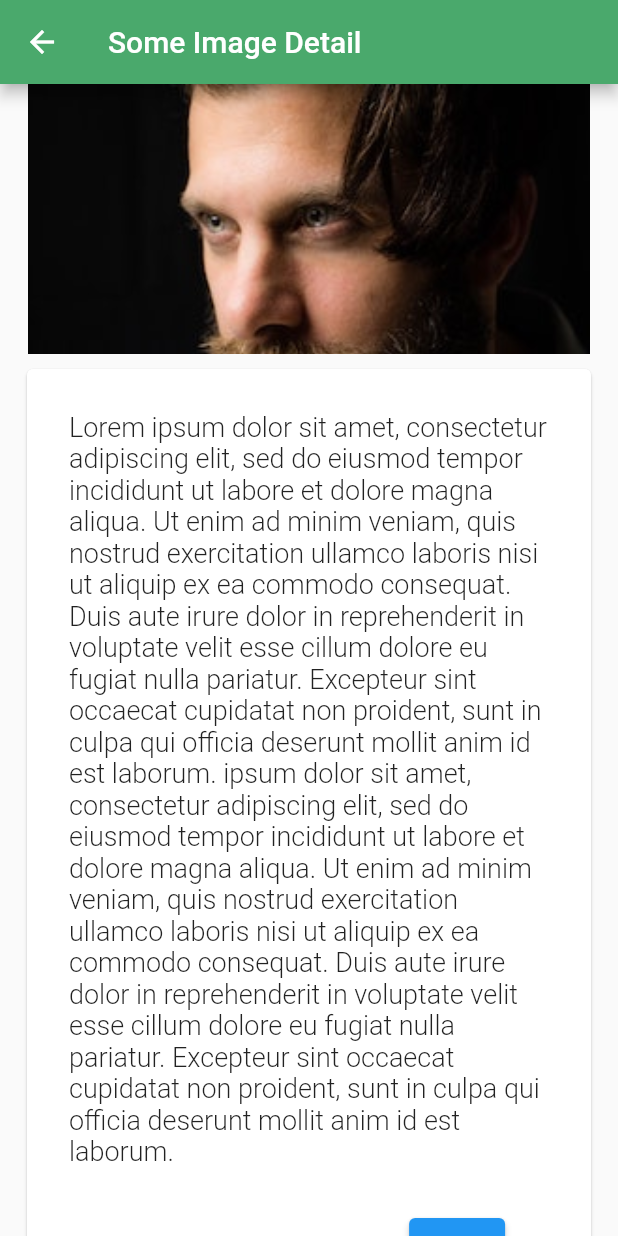
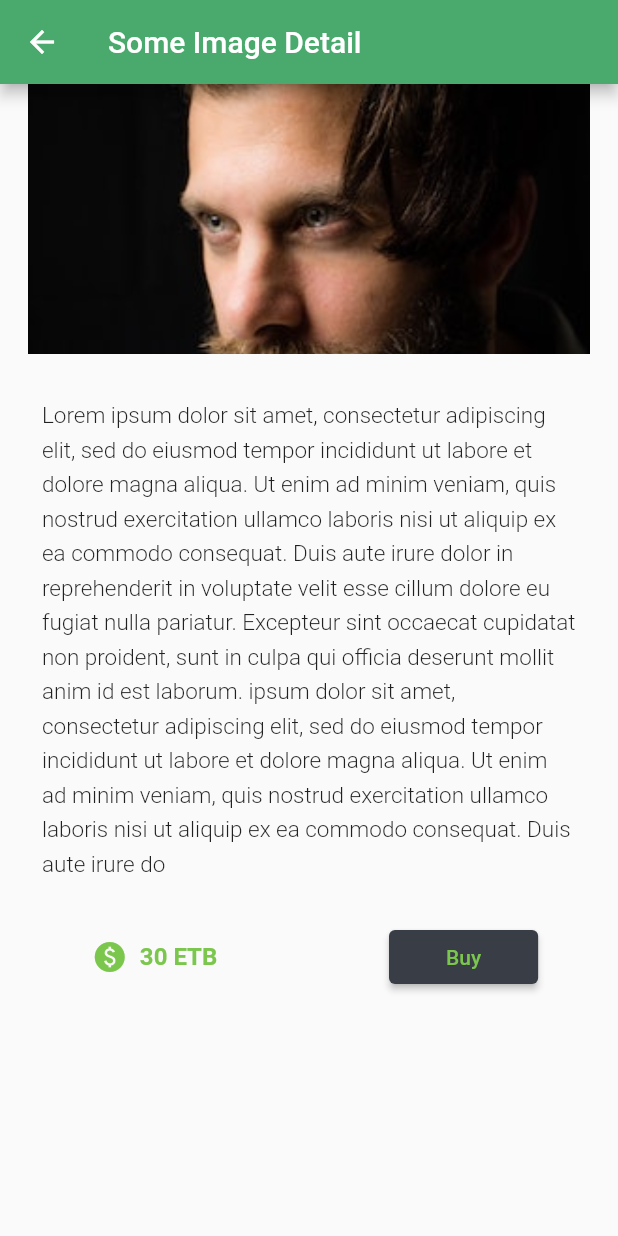
Before and after one commit to simreteabmekbib/flutter_app, a Flutter app: the Detail screen opened directly, on a phone screen of 412 x 824 dp. Run offline on Flutter 3.47's test engine with Material 2 defaults, Android fonts, the phone set to English and light mode, and no system bars; our stand-ins replace google_fonts.

Commit message:
Modify detail page style

```diff
--- a/lib/dafaults/detail.dart
+++ b/lib/dafaults/detail.dart
@@ -22,16 +22,15 @@ class Detail extends StatelessWidget {
                   height: 180,
                 ),
               ),
-              Card(
-                margin: EdgeInsets.fromLTRB(18, 10, 18, 10),
-                child: Column(
+              Column(
                 children: [
                   Padding(
                     padding: EdgeInsets.all(28.0),
                     child: Text(
-                        'Lorem ipsum dolor sit amet, consectetur adipiscing elit, sed do eiusmod tempor incididunt ut labore et dolore magna aliqua. Ut enim ad minim veniam, quis nostrud exercitation ullamco laboris nisi ut aliquip ex ea commodo consequat. Duis aute irure dolor in reprehenderit in voluptate velit esse cillum dolore eu fugiat nulla pariatur. Excepteur sint occaecat cupidatat non proident, sunt in culpa qui officia deserunt mollit anim id est laborum. ipsum dolor sit amet, consectetur adipiscing elit, sed do eiusmod tempor incididunt ut labore et dolore magna aliqua. Ut enim ad minim veniam, quis nostrud exercitation ullamco laboris nisi ut aliquip ex ea commodo consequat. Duis aute irure dolor in reprehenderit in voluptate velit esse cillum dolore eu fugiat nulla pariatur. Excepteur sint occaecat cupidatat non proident, sunt in culpa qui officia deserunt mollit anim id est laborum.',
+                      'Lorem ipsum dolor sit amet, consectetur adipiscing elit, sed do eiusmod tempor incididunt ut labore et dolore magna aliqua. Ut enim ad minim veniam, quis nostrud exercitation ullamco laboris nisi ut aliquip ex ea commodo consequat. Duis aute irure dolor in reprehenderit in voluptate velit esse cillum dolore eu fugiat nulla pariatur. Excepteur sint occaecat cupidatat non proident, sunt in culpa qui officia deserunt mollit anim id est laborum. ipsum dolor sit amet, consectetur adipiscing elit, sed do eiusmod tempor incididunt ut labore et dolore magna aliqua. Ut enim ad minim veniam, quis nostrud exercitation ullamco laboris nisi ut aliquip ex ea commodo consequat. Duis aute irure do',
                       style: TextStyle(
-                          fontSize: 18,
+                        height: 1.5,
+                        fontSize: 15,
                         fontWeight: FontWeight.w300,
                       ),
                     ),
@@ -41,20 +40,37 @@ class Detail extends StatelessWidget {
                     child: Row(
                       mainAxisAlignment: MainAxisAlignment.spaceAround,
                       children: [
-                          Text(
-                            'Price: 30 ETB'
+                        TextButton.icon(
+                          onPressed: () {},
+                          icon: Icon(Icons.paid),
+                          style: TextButton.styleFrom(
+                            primary: Color(0xff7BC74D),
+                          ),
+                          label: Text(
+                            '30 ETB',
+                            style: TextStyle(
+                              fontSize: 16,
+                              fontWeight: FontWeight.bold,
+                            ),
+                          ),
                         ),
                         ElevatedButton(
+                          style: ElevatedButton.styleFrom(
+                            primary: Color(0xff393E46),
+                            onPrimary: Color(0xff7BC74D),
+                          ),
                           onPressed: () {},
+                          child: Padding(
+                            padding: const EdgeInsets.symmetric(horizontal: 22.0),
                             child: Text(
                               'Buy',
+                            ),
                           ),
                         )
                       ],
                     ),
                   )
                 ],
-                )
               ),
             ],
           ),
```
Lines whose indentation alone changed are shown as unchanged.
